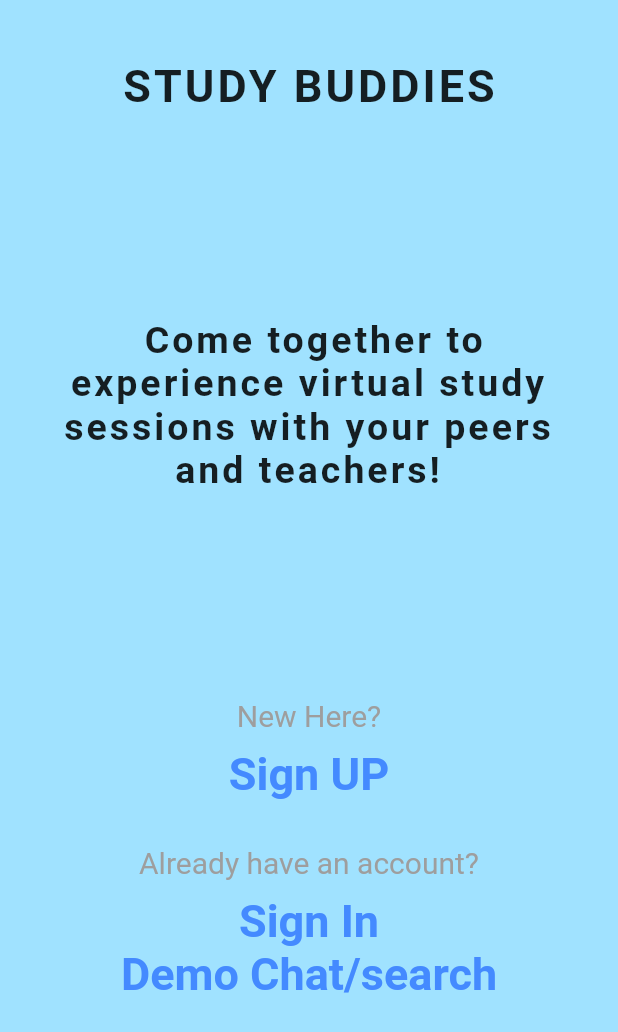
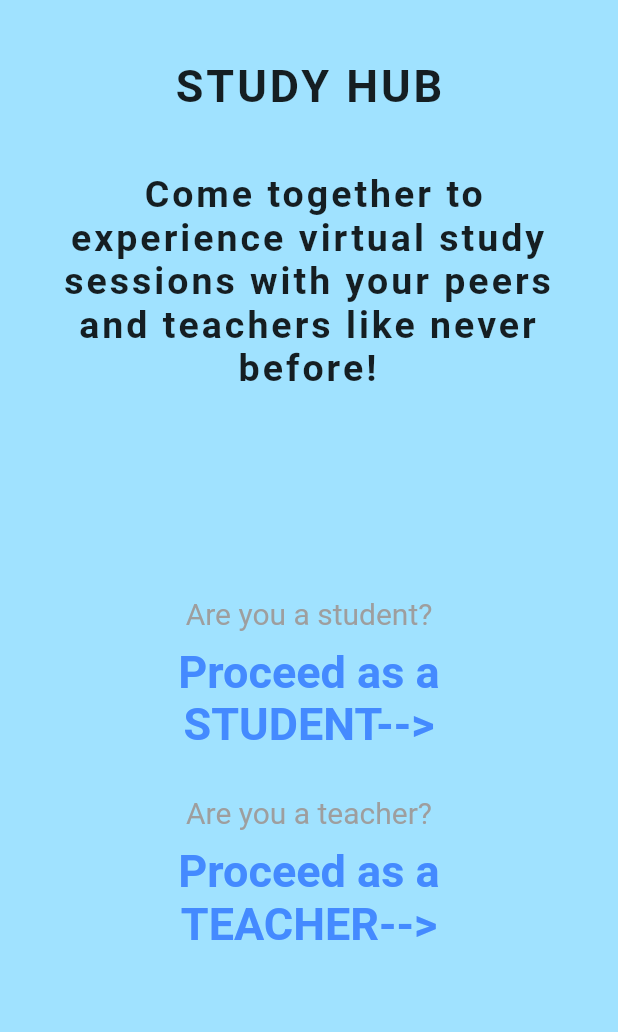
Before and after one commit to anjali0216/group_study, a Flutter app: the screen it shows after launch, on a phone screen of 412 x 824 dp. Shown: the top 1032 px of the screen. Run offline on Flutter 3.47's test engine with Material 2 defaults, Android fonts, the phone set to English and light mode, and no system bars; our stand-ins replace flutter_svg; missing offline and left inert: emoji_picker, jitsi_meet; accounts and stored records are empty.

Commit message:
chatui+search

```diff
--- a/lib/pages/SignInPage.dart
+++ b/lib/pages/SignInPage.dart
@@ -236,6 +236,7 @@ const REGISTER_API_URL = 'http://192.168.1.4:3000/student';
               username: jsonResponse['username'],
               email: jsonResponse['email'],
               course: jsonResponse['course'],
+                specialization: jsonResponse['specialization'],
               institute: jsonResponse['institute']
             );
           });
--- a/lib/pages/StudentDetails.dart
+++ b/lib/pages/StudentDetails.dart
@@ -1,15 +1,17 @@
 class StudentDetails {
   String name;
   String course;
+  String specialization;
   String institute;
   String username;
   String email;
   String password;
-  StudentDetails({this.name, this.course, this.institute, this.username, this.email, this.password});
+  StudentDetails({this.name, this.course, this.specialization, this.institute, this.username, this.email, this.password});
 
   factory StudentDetails.fromJson(Map<String, dynamic> json){
     return StudentDetails(name: json['name'],
       course: json['course'],
+      specialization: json['specialization'],
       institute: json['institute'],
       username: json['username'],
       email: json['email'],
--- a/lib/pages/WelcomePage.dart
+++ b/lib/pages/WelcomePage.dart
@@ -54,9 +54,12 @@ class _WelcomePageState extends State<WelcomePage> {
           padding: const EdgeInsets.symmetric(horizontal: 40, vertical: 40),
           child: Column(
             children: [
+
                Text(
-                  "STUDY BUDDIES",
+                  "STUDY HUB for Students",
+                 textAlign: TextAlign.center,
                   style: TextStyle(
+
                     fontSize: 30,
                     fontWeight: FontWeight.w600,
                     letterSpacing: 2,
@@ -69,7 +72,7 @@ class _WelcomePageState extends State<WelcomePage> {
               ),
 
                  Text(
-                  " Come together to experience virtual study sessions with your peers and teachers!",
+                  " Come together to experience virtual study sessions with your peers and connect with new people!",
                   textAlign: TextAlign.center,
                   style: TextStyle(
                     fontWeight: FontWeight.w600,
@@ -85,6 +88,7 @@ class _WelcomePageState extends State<WelcomePage> {
 
               Text(
                 "New Here?",
+                textAlign: TextAlign.center,
                 style: TextStyle(
                   color: Colors.grey,
                   fontSize: 20,
@@ -102,6 +106,7 @@ class _WelcomePageState extends State<WelcomePage> {
                 },
                 child: Text(
                   "Sign UP",
+                  textAlign: TextAlign.center,
                   style: TextStyle(
                     color: Colors.blueAccent,
                     fontSize: 30,
@@ -116,7 +121,7 @@ class _WelcomePageState extends State<WelcomePage> {
                 onEmailClick,
               ),*/
               SizedBox(
-                height: 30,
+                height: 20,
               ),
 
                  Column(
@@ -124,6 +129,7 @@ class _WelcomePageState extends State<WelcomePage> {
                   children: [
                     Text(
                       "Already have an account?",
+                      textAlign: TextAlign.center,
                       style: TextStyle(
                         color: Colors.grey,
                         fontSize: 20,
@@ -140,6 +146,7 @@ class _WelcomePageState extends State<WelcomePage> {
                       },
                       child: Text(
                         "Sign In",
+                        textAlign: TextAlign.center,
                         style: TextStyle(
                           color: Colors.blueAccent,
                           fontSize: 30,
@@ -148,21 +155,7 @@ class _WelcomePageState extends State<WelcomePage> {
                       ),
                     ),
 
-                    InkWell(
-                      onTap: () {
-                        Navigator.of(context).push(MaterialPageRoute(
-                          builder: (context) => SearchPeerPage(),
-                        ));
-                      },
-                      child: Text(
-                        "Demo Chat/search",
-                        style: TextStyle(
-                          color: Colors.blueAccent,
-                          fontSize: 30,
-                          fontWeight: FontWeight.bold,
-                        ),
-                      ),
-                    ),
+
 
                   ],
                 ),
--- /dev/null
+++ b/lib/pages/WelcomeScreen1.dart
@@ -0,0 +1,207 @@
+import 'dart:convert';
+
+import 'package:flutter/material.dart';
+import 'package:group_study/pages/SearchPeerPage.dart';
+import 'package:group_study/pages/WelcomePage.dart';
+
+import 'Chat/ChatHomeScreen.dart';
+import 'SignUpPage.dart';
+import 'package:http/http.dart' as http;
+
+import 'SignInPage.dart';
+
+class WelcomeScreen1 extends StatefulWidget {
+  @override
+  _WelcomeScreen1State createState() => _WelcomeScreen1State();
+}
+
+class _WelcomeScreen1State extends State<WelcomeScreen1> {
+
+  bool _isLogin = false;
+  Map data;
+
+
+  @override
+  void initState() {
+    // TODO: implement initState
+    super.initState();
+
+  }
+
+  @override
+  void dispose() {
+    // TODO: implement dispose
+    super.dispose();
+
+  }
+
+  @override
+  Widget build(BuildContext context) {
+    return Scaffold(
+      body: SingleChildScrollView(
+        child: Container(
+          height: MediaQuery.of(context).size.height,
+          width: MediaQuery.of(context).size.width,
+          decoration: BoxDecoration(
+            gradient: LinearGradient(
+              colors: [Colors.white, Colors.lightBlueAccent],
+              begin: const FractionalOffset(0.0, 1.0),
+              end: const FractionalOffset(0.0, 1.0),
+              stops: [0.0, 1.0],
+              tileMode: TileMode.repeated,
+            ),
+          ),
+          child: Padding(
+            padding: const EdgeInsets.symmetric(horizontal: 40, vertical: 40),
+            child: Column(
+              children: [
+                Text(
+                  "STUDY HUB",
+                  style: TextStyle(
+                    fontSize: 30,
+                    fontWeight: FontWeight.w600,
+                    letterSpacing: 2,
+                  ),
+                ),
+
+                SizedBox(
+                  //height: MediaQuery.of(context).size.height / 6,
+                  height: 40,
+                ),
+
+                Text(
+                  " Come together to experience virtual study sessions with your peers and teachers like never before!",
+                  textAlign: TextAlign.center,
+                  style: TextStyle(
+                    fontWeight: FontWeight.w600,
+                    fontSize: 25,
+                    letterSpacing: 2,
+                  ),
+                ),
+
+                SizedBox(
+                  height: MediaQuery.of(context).size.height / 6,
+                  // height: 45,
+                ),
+
+                Text(
+                  "Are you a student?",
+                  textAlign: TextAlign.center,
+                  style: TextStyle(
+                    color: Colors.grey,
+                    fontSize: 20,
+                  ),
+                ),
+                SizedBox(
+                  height: 10,
+                ),
+
+                InkWell(
+                  onTap: () {
+                    Navigator.of(context).push(MaterialPageRoute(
+                      builder: (context) => WelcomePage(),
+                    ));
+                  },
+                  child: Text(
+                    "Proceed as a STUDENT-->",
+                    textAlign: TextAlign.center,
+                    style: TextStyle(
+                      color: Colors.blueAccent,
+                      fontSize: 30,
+                      fontWeight: FontWeight.bold,
+                    ),
+                  ),
+                ),
+
+                /* boxContainer(
+                "",
+                "Sign up with Email",
+                onEmailClick,
+              ),*/
+                SizedBox(
+                  height: 30,
+                ),
+
+                Column(
+                  mainAxisAlignment: MainAxisAlignment.center,
+                  children: [
+                    Text(
+                      "Are you a teacher?",
+                      textAlign: TextAlign.center,
+                      style: TextStyle(
+                        color: Colors.grey,
+                        fontSize: 20,
+                      ),
+                    ),
+                    SizedBox(
+                      height: 10,
+                    ),
+                    InkWell(
+                      onTap: () {
+                        Navigator.of(context).push(MaterialPageRoute(
+                          builder: (context) => SignInPage(),
+                        ));
+                      },
+                      child: Text(
+                        "Proceed as a TEACHER-->",
+                        textAlign: TextAlign.center,
+                        style: TextStyle(
+                          color: Colors.blueAccent,
+                          fontSize: 30,
+                          fontWeight: FontWeight.bold,
+                        ),
+                      ),
+                    ),
+
+
+
+                  ],
+                ),
+
+              ],
+            ),
+          ),
+        ),
+      ),
+    );
+  }
+
+
+
+  /*onEmailClick() {
+    Navigator.of(context).push(MaterialPageRoute(
+      builder: (context) => SignUpPage(),
+    ));
+  }*/
+
+  Widget boxContainer(String path, String text, onClick) {
+
+    child: InkWell(
+      onTap: onClick,
+      child: Container(
+        height: 60,
+        width: MediaQuery.of(context).size.width - 140,
+        child: Card(
+          child: Padding(
+            padding: const EdgeInsets.symmetric(horizontal: 20, vertical: 10),
+            child: Row(
+              children: [
+                Image.asset(
+                  path,
+                  height: 25,
+                  width: 25,
+                ),
+                SizedBox(width: 20),
+                Text(
+                  text,
+                  style: TextStyle(fontSize: 16, color: Colors.black87),
+                )
+              ],
+            ),
+          ),
+        ),
+      ),
+    );
+
+  }
+}
--- a/lib/pages/main.dart
+++ b/lib/pages/main.dart
@@ -1,5 +1,6 @@
 import 'package:flutter/material.dart';
 import 'package:group_study/pages/WelcomePage.dart';
+import 'package:group_study/pages/WelcomeScreen1.dart';
 
 import 'DashboardDrawer.dart';
 
@@ -19,7 +20,7 @@ class MyApp extends StatelessWidget {
         primarySwatch: Colors.blue,
       ),
       //home: MyHomePage(title: 'Flutter Demo Home Page'),
-      home: WelcomePage(),
+      home: WelcomeScreen1(),
     );
   }
 }
```
Also changed, not shown: lib/pages/DashboardDrawer.dart (+84 -7 lines), lib/pages/SearchPeerPage.dart (+51 -53 lines), lib/pages/SelectedCoursePage.dart (added, +89 -0 lines), lib/pages/SignUpPage.dart (+49 -10 lines), 2 other files.
